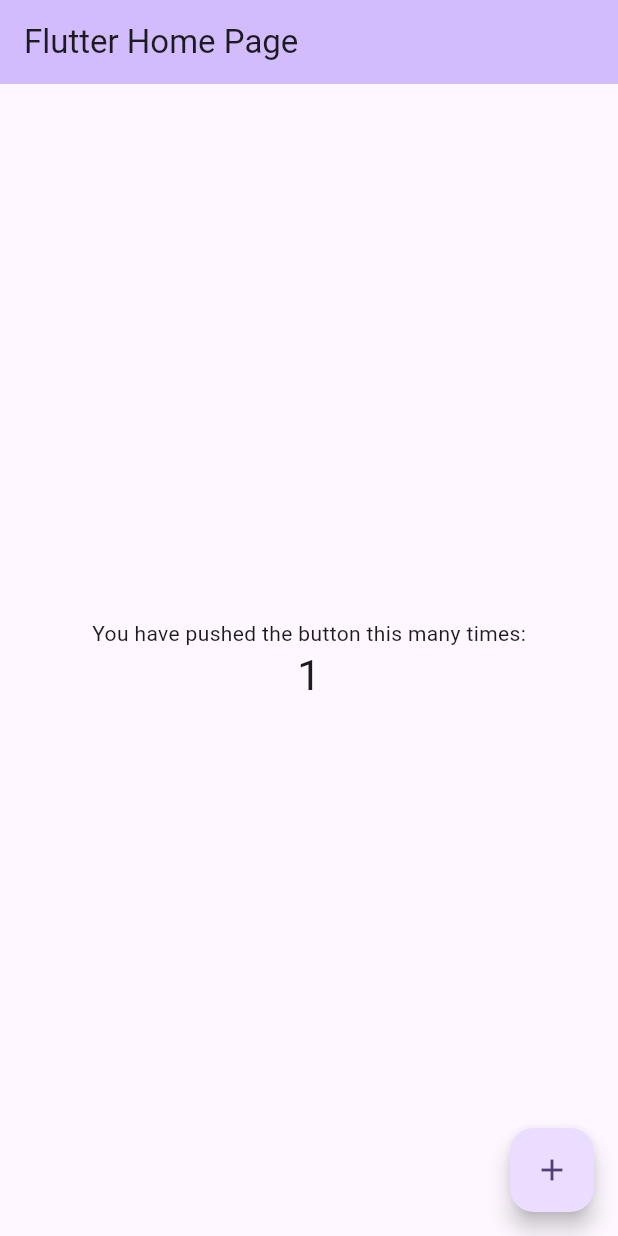
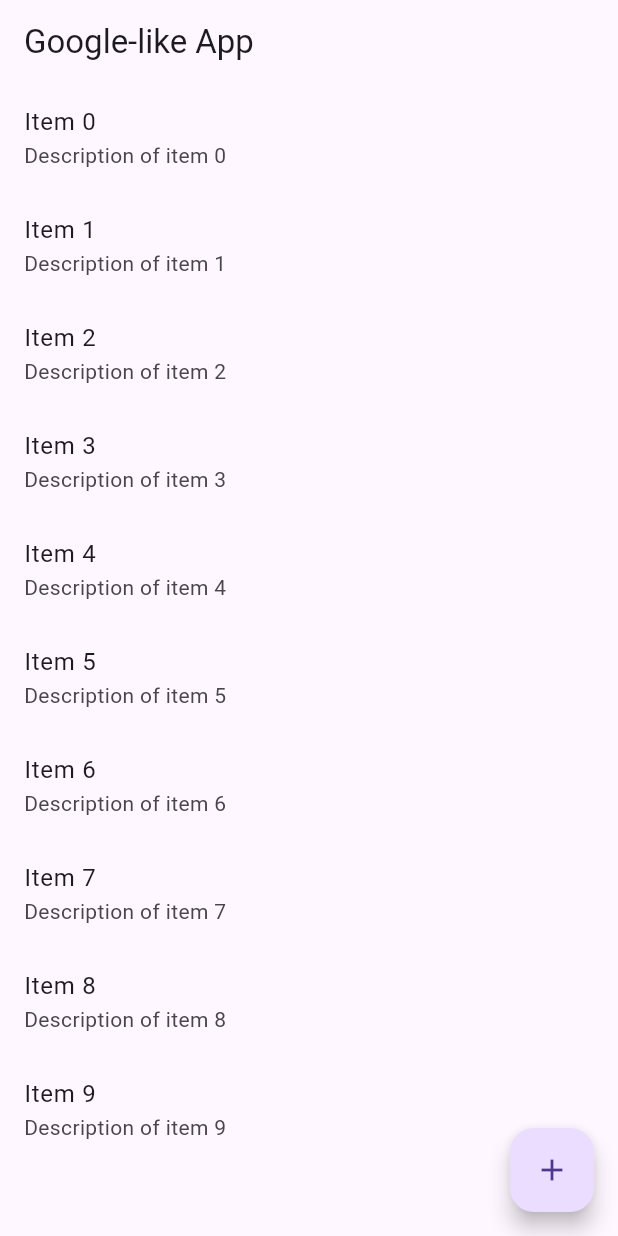
Before and after one commit to satyasolves/google_app, a Flutter app: the screen it shows after launch, after a tap on the "add" icon, on a phone screen of 412 x 824 dp. Run offline on Flutter 3.47's test engine with Material 3 defaults, Android fonts, the phone set to English and light mode, and no system bars.

Commit message:
made basic flutter ui

```diff
--- a/lib/main.dart
+++ b/lib/main.dart
@@ -1,125 +1,50 @@
 import 'package:flutter/material.dart';
 
 void main() {
-  runApp(const MyApp());
+  runApp(MyGoogleLikeApp());
 }
 
-class MyApp extends StatelessWidget {
-  const MyApp({super.key});
-
-  // This widget is the root of your application.
+class MyGoogleLikeApp extends StatelessWidget {
   @override
   Widget build(BuildContext context) {
     return MaterialApp(
-      title: 'Flutter Demo',
+      title: 'Google-like App',
       theme: ThemeData(
-        // This is the theme of your application.
-        //
-        // TRY THIS: Try running your application with "flutter run". You'll see
-        // the application has a purple toolbar. Then, without quitting the app,
-        // try changing the seedColor in the colorScheme below to Colors.green
-        // and then invoke "hot reload" (save your changes or press the "hot
-        // reload" button in a Flutter-supported IDE, or press "r" if you used
-        // the command line to start the app).
-        //
-        // Notice that the counter didn't reset back to zero; the application
-        // state is not lost during the reload. To reset the state, use hot
-        // restart instead.
-        //
-        // This works for code too, not just values: Most code changes can be
-        // tested with just a hot reload.
-        colorScheme: ColorScheme.fromSeed(seedColor: Colors.deepPurple),
-        useMaterial3: true,
+        primarySwatch: Colors.blue,
+        visualDensity: VisualDensity.adaptivePlatformDensity,
       ),
-      home: const MyHomePage(title: 'Flutter Home Page'),
+      home: MyHomePage(),
     );
   }
 }
 
 class MyHomePage extends StatefulWidget {
-  const MyHomePage({super.key, required this.title});
-
-  // This widget is the home page of your application. It is stateful, meaning
-  // that it has a State object (defined below) that contains fields that affect
-  // how it looks.
-
-  // This class is the configuration for the state. It holds the values (in this
-  // case the title) provided by the parent (in this case the App widget) and
-  // used by the build method of the State. Fields in a Widget subclass are
-  // always marked "final".
-
-  final String title;
-
   @override
-  State<MyHomePage> createState() => _MyHomePageState();
+  _MyHomePageState createState() => _MyHomePageState();
 }
 
 class _MyHomePageState extends State<MyHomePage> {
-  int _counter = 0;
-
-  void _incrementCounter() {
-    setState(() {
-      // This call to setState tells the Flutter framework that something has
-      // changed in this State, which causes it to rerun the build method below
-      // so that the display can reflect the updated values. If we changed
-      // _counter without calling setState(), then the build method would not be
-      // called again, and so nothing would appear to happen.
-      _counter++;
-    });
-  }
-
   @override
   Widget build(BuildContext context) {
-    // This method is rerun every time setState is called, for instance as done
-    // by the _incrementCounter method above.
-    //
-    // The Flutter framework has been optimized to make rerunning build methods
-    // fast, so that you can just rebuild anything that needs updating rather
-    // than having to individually change instances of widgets.
     return Scaffold(
       appBar: AppBar(
-        // TRY THIS: Try changing the color here to a specific color (to
-        // Colors.amber, perhaps?) and trigger a hot reload to see the AppBar
-        // change color while the other colors stay the same.
-        backgroundColor: Theme.of(context).colorScheme.inversePrimary,
-        // Here we take the value from the MyHomePage object that was created by
-        // the App.build method, and use it to set our appbar title.
-        title: Text(widget.title),
+        title: Text('Google-like App'),
       ),
-      body: Center(
-        // Center is a layout widget. It takes a single child and positions it
-        // in the middle of the parent.
-        child: Column(
-          // Column is also a layout widget. It takes a list of children and
-          // arranges them vertically. By default, it sizes itself to fit its
-          // children horizontally, and tries to be as tall as its parent.
-          //
-          // Column has various properties to control how it sizes itself and
-          // how it positions its children. Here we use mainAxisAlignment to
-          // center the children vertically; the main axis here is the vertical
-          // axis because Columns are vertical (the cross axis would be
-          // horizontal).
-          //
-          // TRY THIS: Invoke "debug painting" (choose the "Toggle Debug Paint"
-          // action in the IDE, or press "p" in the console), to see the
-          // wireframe for each widget.
-          mainAxisAlignment: MainAxisAlignment.center,
-          children: <Widget>[
-            const Text(
-              'You have pushed the button this many times:',
-            ),
-            Text(
-              '$_counter',
-              style: Theme.of(context).textTheme.headlineMedium,
-            ),
-          ],
-        ),
+      body: ListView.builder(
+        itemCount: 10,
+        itemBuilder: (context, index) {
+          return ListTile(
+            title: Text('Item $index'),
+            subtitle: Text('Description of item $index'),
+          );
+        },
       ),
       floatingActionButton: FloatingActionButton(
-        onPressed: _incrementCounter,
-        tooltip: 'Increment',
-        child: const Icon(Icons.add),
-      ), // This trailing comma makes auto-formatting nicer for build methods.
+        onPressed: () {
+          // Add your action code here
+        },
+        child: Icon(Icons.add),
+      ),
     );
   }
 }
```
